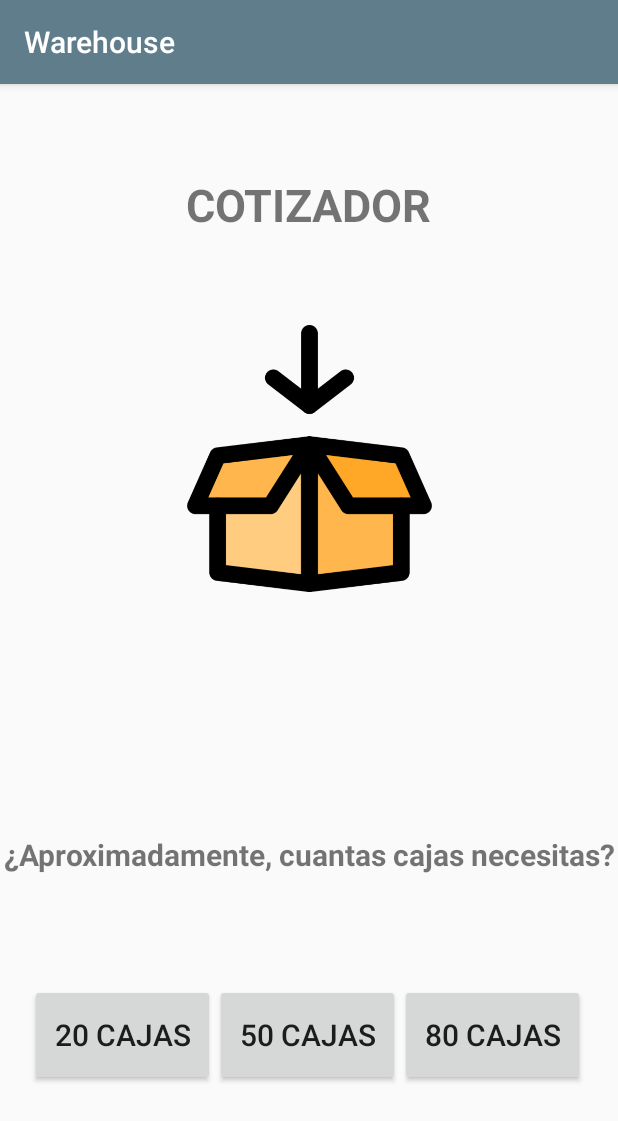
After one commit to leidyqb/Warehouse, an Android app: the Cotizando screen opened directly, with no data from a screen before it, on a phone screen of 412 x 824 dp. The commit adds this screen. Shown: the top 1121 px of the screen. Run offline under Robolectric (Android 15) with nearby library versions, the phone set to English and light mode, and no system bars.

Commit message:
Cambio de Cotizador

```diff
--- a/app/src/main/AndroidManifest.xml
+++ b/app/src/main/AndroidManifest.xml
@@ -9,7 +9,8 @@
         android:roundIcon="@mipmap/ic_launcher_round"
         android:supportsRtl="true"
         android:theme="@style/AppTheme">
-        <activity android:name=".Detalle_Cotizador03"></activity>
+        <activity android:name=".Cotizando"></activity>
+        <activity android:name=".Detalle_Cotizador03" />
         <activity android:name=".Detalle_Cotizador02" />
         <activity android:name=".Detalle_Cotizador01" />
         <activity android:name=".Pagos" />
--- /dev/null
+++ b/app/src/main/java/com/lquiroz/warehouse/Cotizando.java
@@ -0,0 +1,55 @@
+package com.lquiroz.warehouse;
+
+import androidx.appcompat.app.AppCompatActivity;
+
+import android.content.Intent;
+import android.os.Bundle;
+import android.view.View;
+import android.widget.Button;
+
+public class Cotizando extends AppCompatActivity implements View.OnClickListener{
+
+    @Override
+    protected void onCreate(Bundle savedInstanceState) {
+        super.onCreate(savedInstanceState);
+        setContentView(R.layout.activity_cotizando);
+        Button one = findViewById(R.id.button1);
+        one.setOnClickListener(this); // calling onClick() method
+        Button two =  findViewById(R.id.button2);
+        two.setOnClickListener(this);
+        Button three =  findViewById(R.id.button3);
+        three.setOnClickListener(this);
+    }
+
+    @Override
+    public void onClick(View v) {
+        switch (v.getId()) {
+            case R.id.button1:
+                Bundle b1 = new Bundle();
+                int status1 = 0;
+                b1.putInt("status", status1);
+                Intent i1 = new Intent(Cotizando.this, Detalle_Cotizador01.class);
+                i1.putExtras(b1);
+                startActivity(i1);
+                break;
+            case R.id.button2:
+                Bundle b2 = new Bundle();
+                int status2 = 0;
+                b2.putInt("status", status2);
+                Intent i2 = new Intent(Cotizando.this, Detalle_Cotizador02.class);
+                i2.putExtras(b2);
+                startActivity(i2);
+                break;
+            case R.id.button3:
+                Bundle b3 = new Bundle();
+                int status = 0;
+                b3.putInt("status", status);
+                Intent i3 = new Intent(Cotizando.this, Detalle_Cotizador03.class);
+                i3.putExtras(b3);
+                startActivity(i3);
+                break;
+            default:
+                break;
+        }
+    }
+}
--- a/app/src/main/java/com/lquiroz/warehouse/Planes.java
+++ b/app/src/main/java/com/lquiroz/warehouse/Planes.java
@@ -19,7 +19,7 @@ public class Planes extends AppCompatActivity {
         Bundle b = new Bundle();
         int status = 0;
         b.putInt("status", status);
-        Intent i = new Intent(Planes.this, Cotizador.class);
+        Intent i = new Intent(Planes.this, Cotizando.class);
         i.putExtras(b);
         startActivity(i);
     }
--- /dev/null
+++ b/app/src/main/res/layout/activity_cotizando.xml
@@ -0,0 +1,95 @@
+<?xml version="1.0" encoding="utf-8"?>
+<androidx.constraintlayout.widget.ConstraintLayout xmlns:android="http://schemas.android.com/apk/res/android"
+    xmlns:app="http://schemas.android.com/apk/res-auto"
+    xmlns:tools="http://schemas.android.com/tools"
+    android:layout_width="match_parent"
+    android:layout_height="match_parent"
+    tools:context=".Cotizando">
+
+    <ImageView
+        android:id="@+id/imageView8"
+        android:layout_width="227dp"
+        android:layout_height="178dp"
+        app:layout_constraintBottom_toTopOf="@+id/textView6"
+        app:layout_constraintEnd_toEndOf="parent"
+        app:layout_constraintStart_toStartOf="parent"
+        app:layout_constraintTop_toTopOf="parent"
+        app:srcCompat="@drawable/abierto"
+        tools:ignore="MissingConstraints"></ImageView>
+
+    <TextView
+        android:id="@+id/textView5"
+        android:layout_width="wrap_content"
+        android:layout_height="wrap_content"
+        android:text="COTIZADOR"
+        android:textSize="30sp"
+        android:textStyle="bold"
+        app:layout_constraintBottom_toTopOf="@+id/imageView8"
+        app:layout_constraintEnd_toEndOf="parent"
+        app:layout_constraintStart_toStartOf="parent"
+        app:layout_constraintTop_toTopOf="parent"
+        tools:ignore="MissingConstraints" />
+
+    <TextView
+        android:id="@+id/textView6"
+        android:layout_width="wrap_content"
+        android:layout_height="wrap_content"
+        android:layout_marginBottom="80dp"
+        android:text="¿Aproximadamente, cuantas cajas necesitas?"
+        android:textAlignment="center"
+        android:textSize="20sp"
+        android:textStyle="bold"
+        app:layout_constraintBottom_toBottomOf="parent"
+        app:layout_constraintEnd_toEndOf="parent"
+        app:layout_constraintStart_toStartOf="parent"
+        app:layout_constraintTop_toBottomOf="@+id/imageView8"
+        tools:ignore="MissingConstraints" />
+
+    <LinearLayout
+        android:layout_width="match_parent"
+        android:layout_height="match_parent"
+        android:layout_marginStart="20dp"
+        android:layout_marginTop="600dp"
+        android:layout_marginEnd="20dp"
+        android:layout_marginBottom="60dp"
+        android:orientation="horizontal"
+        app:layout_constraintBottom_toBottomOf="parent"
+        app:layout_constraintEnd_toEndOf="parent"
+        app:layout_constraintStart_toStartOf="parent"
+        app:layout_constraintTop_toTopOf="parent">
+
+        <Button
+            android:id="@+id/button1"
+            android:layout_width="123dp"
+            android:layout_height="68dp"
+            android:onClick="onClick"
+            android:text="20 CAJAS"
+            android:textSize="20sp"
+            tools:ignore="MissingConstraints"
+            tools:layout_editor_absoluteX="16dp"
+            tools:layout_editor_absoluteY="573dp" />
+
+        <Button
+            android:id="@+id/button2"
+            android:layout_width="123dp"
+            android:layout_height="68dp"
+            android:onClick="onClick"
+            android:text="50 CAJAS"
+            android:textSize="20sp"
+            tools:ignore="MissingConstraints"
+            tools:layout_editor_absoluteX="144dp"
+            tools:layout_editor_absoluteY="573dp" />
+
+        <Button
+            android:id="@+id/button3"
+            android:layout_width="123dp"
+            android:layout_height="68dp"
+            android:onClick="onClick"
+            android:text="80 CAJAS"
+            android:textSize="20sp"
+            tools:ignore="MissingConstraints"
+            tools:layout_editor_absoluteX="272dp"
+            tools:layout_editor_absoluteY="573dp" />
+    </LinearLayout>
+
+</androidx.constraintlayout.widget.ConstraintLayout>
```
Also changed, not shown: app/src/main/java/com/lquiroz/warehouse/Detalle_Cotizador02.java (+11 -0 lines), app/src/main/java/com/lquiroz/warehouse/Detalle_Cotizador03.java (+11 -0 lines), app/src/main/res/layout/activity_detalle__cotizador02.xml (+35 -12 lines), app/src/main/res/layout/activity_detalle__cotizador03.xml (+35 -12 lines), app/src/main/res/drawable/abierto.png (added).
